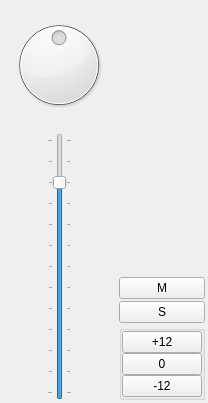
The window that Client/src/gui/BaseTrackView.ui (Ezeer/JomTobo) describes before a commit, drawn with Qt 5.
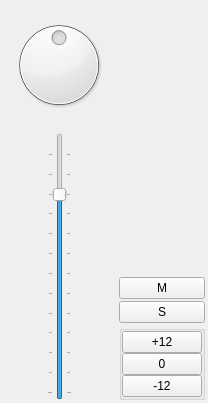
The same window after the commit. Custom widgets are drawn as their Qt base class.

Diff of the .ui file:
```diff
--- a/Client/src/gui/BaseTrackView.ui
+++ b/Client/src/gui/BaseTrackView.ui
@@ -98,7 +98,7 @@
             <string>This is the volume slider, Moove up to increase the volume or down to decrease it </string>
            </property>
            <property name="maximum">
-            <number>120</number>
+            <number>127</number>
            </property>
            <property name="value">
             <number>100</number>
```
